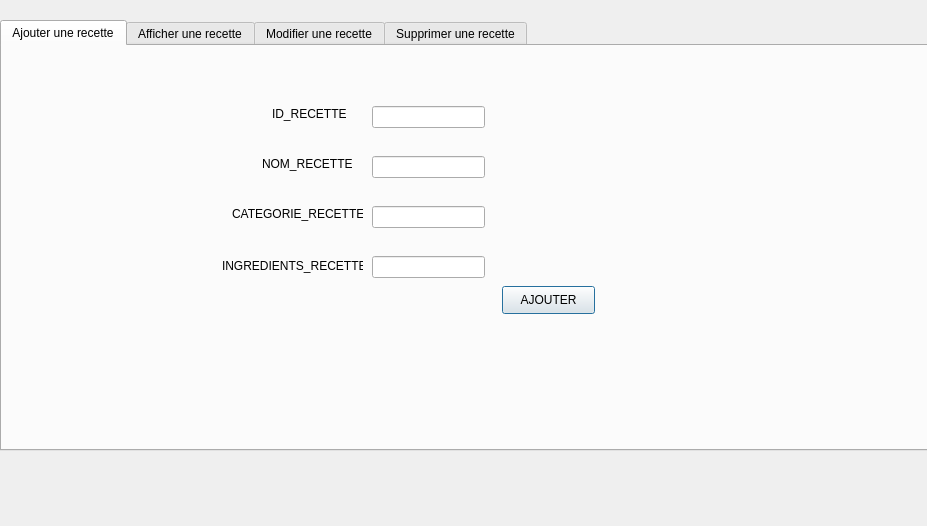
Above: gestion_recette.ui from ImenBenMansour/Smart_Pastry_Shop_2A21 before the change. Below: the same form after it.
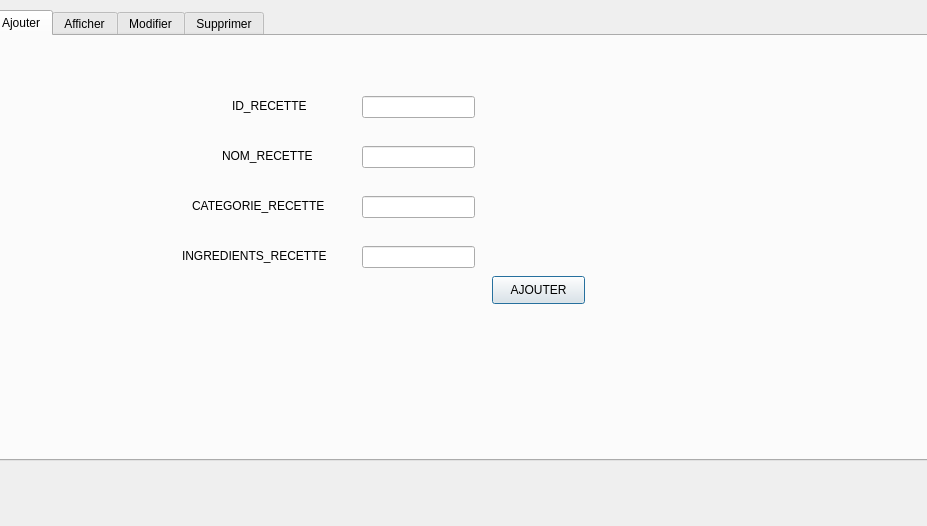
That is the form after the change. The open tabs and pages were chosen to show the change.

```diff
--- a/gestion_recette.ui
+++ b/gestion_recette.ui
@@ -16,10 +16,10 @@
   <widget class="QTabWidget" name="tabWidget">
    <property name="geometry">
     <rect>
-     <x>0</x>
-     <y>20</y>
+     <x>-10</x>
+     <y>10</y>
      <width>941</width>
-     <height>431</height>
+     <height>451</height>
     </rect>
    </property>
    <property name="currentIndex">
@@ -27,15 +27,15 @@
    </property>
    <widget class="QWidget" name="tab">
     <attribute name="title">
-     <string>Ajouter une recette</string>
+     <string>Ajouter</string>
     </attribute>
     <widget class="QLabel" name="label">
      <property name="geometry">
       <rect>
-       <x>270</x>
+       <x>240</x>
        <y>60</y>
-       <width>81</width>
-       <height>16</height>
+       <width>121</width>
+       <height>20</height>
       </rect>
      </property>
      <property name="text">
@@ -45,23 +45,23 @@
     <widget class="QLabel" name="label_2">
      <property name="geometry">
       <rect>
-       <x>260</x>
-       <y>110</y>
-       <width>91</width>
-       <height>16</height>
-      </rect>
-     </property>
-     <property name="text">
-      <string>NOM_RECETTE</string>
-     </property>
-    </widget>
-    <widget class="QLabel" name="label_3">
-     <property name="geometry">
-      <rect>
        <x>230</x>
+       <y>110</y>
+       <width>121</width>
+       <height>20</height>
+      </rect>
+     </property>
+     <property name="text">
+      <string>NOM_RECETTE</string>
+     </property>
+    </widget>
+    <widget class="QLabel" name="label_3">
+     <property name="geometry">
+      <rect>
+       <x>200</x>
        <y>160</y>
-       <width>131</width>
-       <height>16</height>
+       <width>161</width>
+       <height>20</height>
       </rect>
      </property>
      <property name="text">
@@ -71,9 +71,9 @@
     <widget class="QLabel" name="label_4">
      <property name="geometry">
       <rect>
-       <x>220</x>
+       <x>190</x>
        <y>210</y>
-       <width>141</width>
+       <width>171</width>
        <height>20</height>
       </rect>
      </property>
@@ -137,7 +137,7 @@
    </widget>
    <widget class="QWidget" name="tab_2">
     <attribute name="title">
-     <string>Afficher une recette</string>
+     <string>Afficher</string>
     </attribute>
     <widget class="QTableView" name="tableView1">
      <property name="geometry">
@@ -207,7 +207,7 @@
    </widget>
    <widget class="QWidget" name="tab_3">
     <attribute name="title">
-     <string>Modifier une recette</string>
+     <string>Modifier</string>
     </attribute>
     <widget class="QLabel" name="label_5">
      <property name="geometry">
@@ -317,7 +317,7 @@
    </widget>
    <widget class="QWidget" name="tab_4">
     <attribute name="title">
-     <string>Supprimer une recette</string>
+     <string>Supprimer</string>
     </attribute>
     <widget class="QLineEdit" name="text_delete1">
      <property name="geometry">
```
Left out of the diff: 40 changed lines with no effect on the pictures.
